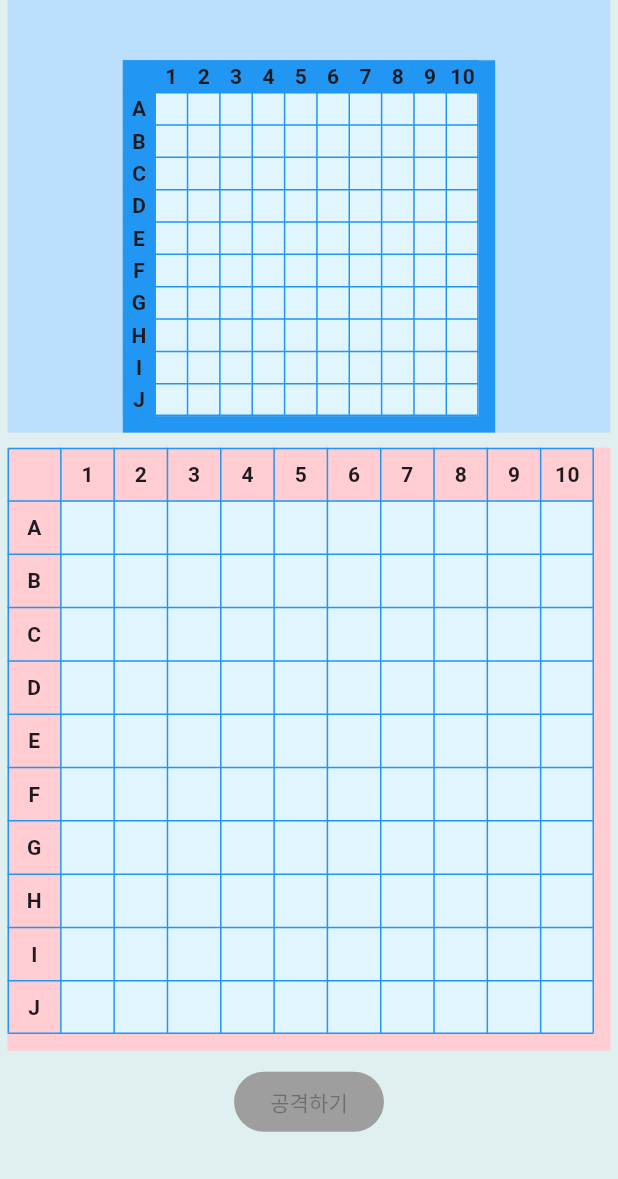
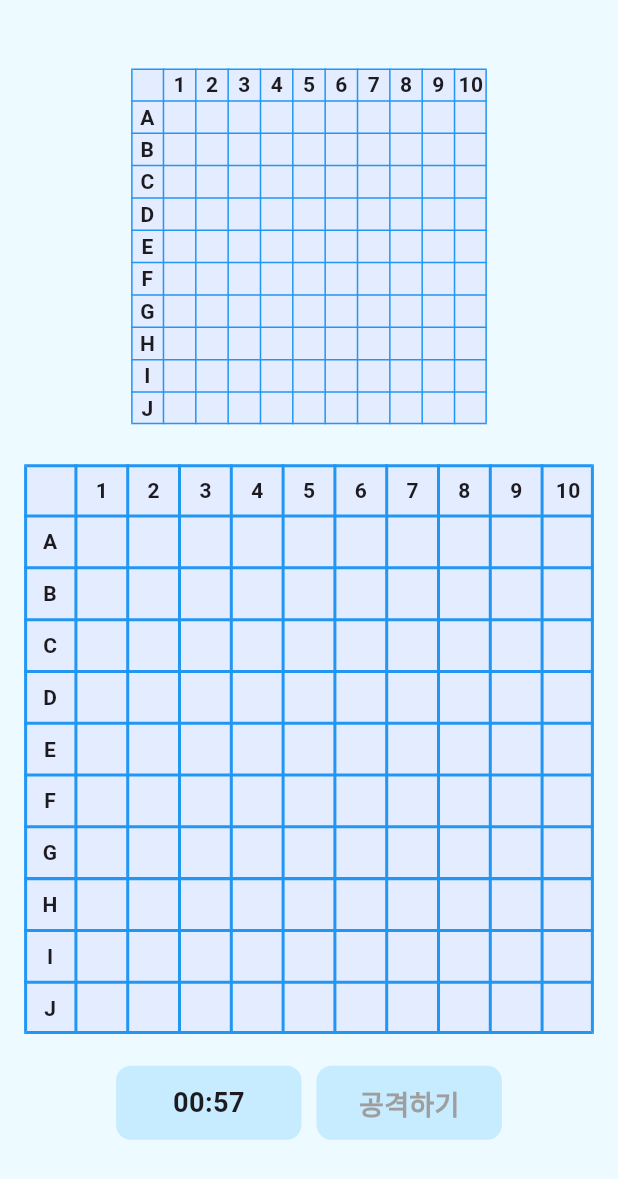
Before and after one commit to eodudrepublic/battleship_fe, a Flutter app: the screen it shows after launch, on a phone screen of 412 x 824 dp. Shown: the top 1179 px of the screen. Run offline on Flutter 3.47's test engine with Material 3 defaults, Android fonts, the phone set to English and light mode, and no system bars; our stand-ins replace flutter_screenutil, flutter_svg, get, logger; missing offline and left inert: kakao_flutter_sdk_user; accounts and stored records are empty; statements that could not run were skipped.

Commit message:
feat - 배치 화면, 게임 화면 UI 구성 완료 - 추가 기능 구현 필요

```diff
--- a/lib/common/app_colors.dart
+++ b/lib/common/app_colors.dart
@@ -7,6 +7,7 @@ class AppColors {
 
   static const Color backGroundColor = Color(0xFFEDFAFF);
 
+  static const Color boardColor = Color(0xFFE4ECFF);
   static const Color timeWidgetColor = Color(0xFFC7ECFF);
   static const Color attackButtonColor = Color(0xFF0B2F9F);
 }
--- a/lib/view/game/game_view.dart
+++ b/lib/view/game/game_view.dart
@@ -1,20 +1,22 @@
+import 'package:battleship_fe/common/app_colors.dart';
 import 'package:battleship_fe/view/game/widget/enemy_board.dart';
 import 'package:battleship_fe/view/game/widget/my_board.dart';
 import 'package:flutter/material.dart';
 import 'package:flutter_screenutil/flutter_screenutil.dart';
 import 'package:get/get.dart';
 import '../../../controller/game/game_controller.dart';
+import '../../common/utils/logger.dart';
 
 class GameView extends StatelessWidget {
   const GameView({super.key});
 
   @override
   Widget build(BuildContext context) {
-    print("Log.debug: Building GameView");
+    Log.info("Building GameView");
     final GameController controller = Get.put(GameController());
 
     return Scaffold(
-      backgroundColor: const Color(0xFFE0F0F0),
+      backgroundColor: AppColors.backGroundColor,
       body: Padding(
         padding: EdgeInsets.symmetric(horizontal: 5.sp),
         child: Column(
@@ -29,14 +31,13 @@ class GameView extends StatelessWidget {
               height: 0.35.sh,
               padding: EdgeInsets.only(top: 40.sp),
               alignment: Alignment.center,
-              color: Colors.blue[100],
               child: Container(
                 height: 0.35.sh - 40.sp,
                 width: 0.35.sh - 40.sp,
-                color: Colors.blue,
+                alignment: Alignment.center,
                 child: MyBoardView(
-                  cellSize: ((0.35.sh - 40.sp) - 11) / 11, // 대략적 계산 (테이블+테두리)
-                  borderWidth: 1,
+                  cellSize: ((0.35.sh - 40.sp) - 11.sp) / 11,
+                  borderWidth: 1.sp,
                   controller: controller,
                 ),
               ),
@@ -49,36 +50,69 @@ class GameView extends StatelessWidget {
             Container(
               height: 1.sw - 10.sp,
               width: 1.sw - 10.sp,
-              color: Colors.red[100],
+              alignment: Alignment.center,
               child: EnemyBoardView(
-                cellSize: ((1.sw - 10.sp) - 11) / 11, // 역시 대략적 계산
-                borderWidth: 1,
+                cellSize: ((1.sw - 10.sp) - 22.sp) / 11,
+                borderWidth: 2.sp,
                 controller: controller,
               ),
             ),
             SizedBox(height: 10.sp),
 
-            // -------------------------
-            // (3) 공격 버튼
-            // -------------------------
+            Row(
+              mainAxisAlignment: MainAxisAlignment.center,
+              mainAxisSize: MainAxisSize.min,
+              children: [
+                // TODO : 남은 배치시간 받아서 표시하도록 (서버 연결 필요)
+                Container(
+                  height: 0.06.sh,
+                  width: 0.30.sw,
+                  alignment: Alignment.center,
+                  decoration: BoxDecoration(
+                    color: AppColors.timeWidgetColor,
+                    borderRadius: BorderRadius.circular(10.sp),
+                  ),
+                  child: Text(
+                    "00:57",
+                    style:
+                        TextStyle(fontSize: 18.sp, fontWeight: FontWeight.bold),
+                  ),
+                ),
+                SizedBox(width: 10.sp),
                 Obx(() {
-              bool canAttack = (controller.selectedAttackCell.value != null);
-              return ElevatedButton(
+                  bool canAttack =
+                      (controller.selectedAttackCell.value != null);
+                  return SizedBox(
+                    height: 0.06.sh,
+                    width: 0.30.sw,
+                    child: ElevatedButton(
                       onPressed: canAttack
                           ? () {
-                        print(
-                            "Log.debug: Attempting to attack selected cell...");
+                              Log.debug(
+                                  "Attempting to attack selected cell...");
                               controller.attackSelectedCell();
                             }
                           : null,
                       style: ElevatedButton.styleFrom(
-                  backgroundColor: Colors.blue,
-                  disabledBackgroundColor: Colors.grey,
+                        backgroundColor: AppColors.attackButtonColor,
+                        disabledBackgroundColor: AppColors.timeWidgetColor,
+                        shape: RoundedRectangleBorder(
+                          borderRadius: BorderRadius.circular(10.sp),
                         ),
-                child: const Text("공격하기"),
+                      ),
+                      child: Text(
+                        "공격하기",
+                        style: TextStyle(
+                          color: canAttack ? Colors.white : Colors.grey,
+                          fontSize: 18.sp,
+                          fontWeight: FontWeight.bold,
+                        ),
+                      ),
+                    ),
                   );
                 }),
-            SizedBox(height: 10.sp),
+              ],
+            ),
           ],
         ),
       ),
--- a/lib/view/game/widget/game_board_view.dart
+++ b/lib/view/game/widget/deploy_board.dart
@@ -1,3 +1,4 @@
+import 'package:battleship_fe/common/app_colors.dart';
 import 'package:flutter/material.dart';
 import 'package:flutter_screenutil/flutter_screenutil.dart';
 import 'package:get/get.dart';
@@ -50,6 +51,7 @@
                   (index) => Container(
                     alignment: Alignment.center,
                     height: cellSize,
+                    color: AppColors.boardColor,
                     child: index == 0
                         ? Text('') // 빈 셀
                         : Text(
@@ -71,6 +73,7 @@
                         return Container(
                           alignment: Alignment.center,
                           height: cellSize,
+                          color: AppColors.boardColor,
                           child: Text(
                             String.fromCharCode(65 + rowIndex), // A~J
                             style: TextStyle(fontWeight: FontWeight.bold),
@@ -117,7 +120,7 @@
                               color: controller.grid.value[rowIndex]
                                           [colIndex - 1] ==
                                       'empty'
-                                  ? Colors.lightBlue[50]
+                                  ? AppColors.boardColor
                                   : Colors.grey,
                             ),
                             // 이미지는 여기서 렌더링하지 않음
--- a/lib/view/game/widget/enemy_board.dart
+++ b/lib/view/game/widget/enemy_board.dart
@@ -1,5 +1,7 @@
 import 'package:flutter/material.dart';
 import 'package:get/get.dart';
+import '../../../common/app_colors.dart';
+import '../../../common/utils/logger.dart';
 import '../../../controller/game/game_controller.dart';
 
 class EnemyBoardView extends StatelessWidget {
@@ -14,9 +16,6 @@ class EnemyBoardView extends StatelessWidget {
     required this.controller,
   });
 
-  // ==================================================
-  // [Refactored] 마커 이미지 경로 함수 + 주석 및 print 구문 추가
-  // ==================================================
   String _getMarkerImagePath(String marker) {
     switch (marker) {
       case 'aim':
@@ -32,7 +31,7 @@ class EnemyBoardView extends StatelessWidget {
 
   @override
   Widget build(BuildContext context) {
-    print("Log.debug: Building EnemyBoardView");
+    Log.info("Building EnemyBoardView");
     return Obx(() {
       return Stack(
         children: [
@@ -50,6 +49,7 @@ class EnemyBoardView extends StatelessWidget {
                   (index) => Container(
                     alignment: Alignment.center,
                     height: cellSize,
+                    color: AppColors.boardColor,
                     child: index == 0
                         ? const Text('')
                         : Text(
@@ -71,6 +71,7 @@ class EnemyBoardView extends StatelessWidget {
                         return Container(
                           alignment: Alignment.center,
                           height: cellSize,
+                          color: AppColors.boardColor,
                           child: Text(
                             String.fromCharCode(65 + rowIndex),
                             style: const TextStyle(fontWeight: FontWeight.bold),
@@ -86,14 +87,14 @@ class EnemyBoardView extends StatelessWidget {
                         return GestureDetector(
                           onTap: () {
                             // 내 공격 턴일 때만 가능하다고 가정
-                            print(
-                                "Log.debug: Tapped enemy board cell [row=$rowIndex, col=${colIndex - 1}]");
+                            Log.info(
+                                "Tapped enemy board cell [row=$rowIndex, col=${colIndex - 1}]");
                             controller.selectAttackCell(rowIndex, colIndex - 1);
                           },
                           child: Container(
                             alignment: Alignment.center,
                             height: cellSize,
-                            color: Colors.lightBlue[50],
+                            color: AppColors.boardColor,
                             child: markerPath.isNotEmpty
                                 ? Image.asset(markerPath, fit: BoxFit.cover)
                                 : null,
--- a/lib/view/game/widget/my_board.dart
+++ b/lib/view/game/widget/my_board.dart
@@ -1,5 +1,7 @@
 import 'package:flutter/material.dart';
 import 'package:get/get.dart';
+import '../../../common/app_colors.dart';
+import '../../../common/utils/logger.dart';
 import '../../../controller/game/game_controller.dart';
 
 class MyBoardView extends StatelessWidget {
@@ -13,11 +15,6 @@ class MyBoardView extends StatelessWidget {
     required this.borderWidth,
     required this.controller,
   });
-
-  // ==================================================
-  // [Refactored] 유닛 이미지 경로, 마커 이미지 경로
-  // + 주석 및 print 구문 추가 (예시)
-  // ==================================================
 
   /// 배치된 유닛(hippo, crocodile, log) 이미지 경로를 반환
   String _getUnitImagePath(String unitTypeId) {
@@ -47,7 +44,7 @@ class MyBoardView extends StatelessWidget {
 
   @override
   Widget build(BuildContext context) {
-    print("Log.debug: Building MyBoardView");
+    Log.info("Building MyBoardView");
     return Obx(() {
       return Stack(
         children: [
@@ -65,6 +62,7 @@ class MyBoardView extends StatelessWidget {
                   (index) => Container(
                     alignment: Alignment.center,
                     height: cellSize,
+                    color: AppColors.boardColor,
                     child: index == 0
                         ? const Text('')
                         : Text(
@@ -86,6 +84,7 @@ class MyBoardView extends StatelessWidget {
                         return Container(
                           alignment: Alignment.center,
                           height: cellSize,
+                          color: AppColors.boardColor,
                           child: Text(
                             String.fromCharCode(65 + rowIndex),
                             style: const TextStyle(fontWeight: FontWeight.bold),
@@ -100,7 +99,7 @@ class MyBoardView extends StatelessWidget {
                         return Container(
                           alignment: Alignment.center,
                           height: cellSize,
-                          color: Colors.lightBlue[50],
+                          color: AppColors.boardColor,
                           child: markerPath.isNotEmpty
                               ? Image.asset(markerPath, fit: BoxFit.cover)
                               : null,
```
Also changed, not shown: lib/controller/game/game_controller.dart (+31 -35 lines), lib/view/game/deploy_view.dart (+68 -10 lines). Lines whose indentation alone changed are shown as unchanged.
